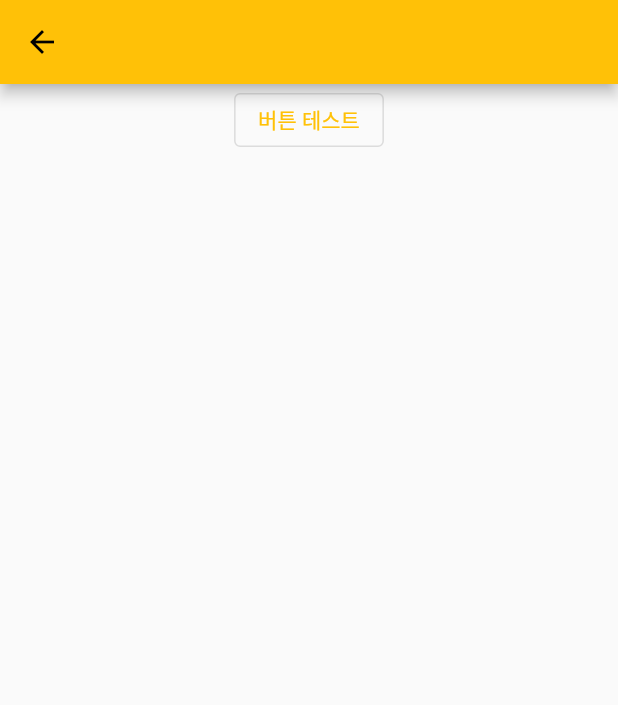
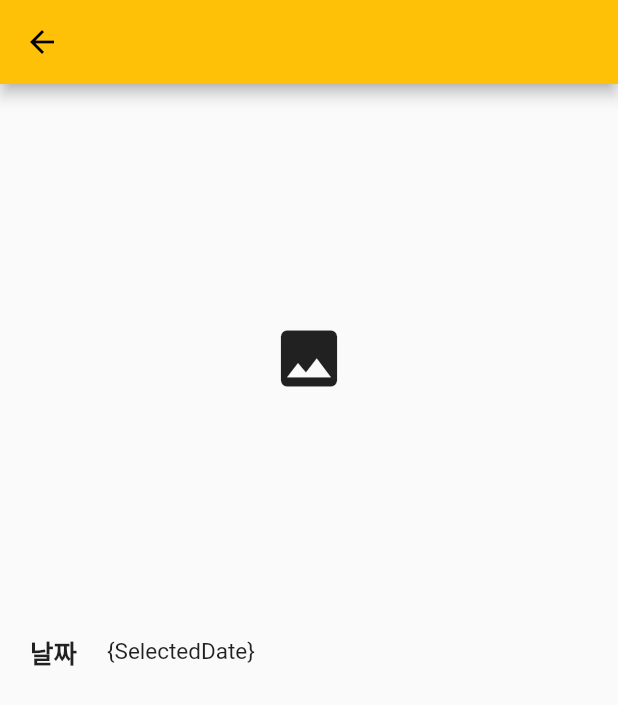
Before and after one commit to Jaesung-Jun/matjip-ilgi, a Flutter app: the InputRestaurantInformationPage screen opened directly, on a phone screen of 412 x 824 dp. Shown: the top 705 px of the screen. Run offline on Flutter 3.47's test engine with Material 2 defaults, Android fonts, the phone set to English and light mode, and no system bars; our stand-ins replace image_cropper, image_picker, syncfusion_flutter_calendar.

Commit message:
0522.1 DEMO
Image Picker 구현.
달력 날짜 클릭하면 페이지 이동 구현.

Version Up (0522.1 DEMO)

```diff
--- a/lib/constants.dart
+++ b/lib/constants.dart
@@ -1,9 +1,10 @@
+
+
 class Constants{
   static const String APP_NAME = "맛집일기";
-  static const String APP_VERSION = "0519.1 DEMO";
+  static const String APP_VERSION = "0522.1 DEMO";
   static const String APP_INFO = APP_NAME + " " + APP_VERSION;
 
   static const List<int> CAL_START_DATE = [2022, 01, 01];
   static const List<int> CAL_END_DATE = [2030, 12, 31];
-
 }
--- a/lib/input_restaurant_info.dart
+++ b/lib/input_restaurant_info.dart
@@ -1,7 +1,35 @@
 import 'package:flutter/material.dart';
+import 'package:image_cropper/image_cropper.dart';
+import 'package:image_picker/image_picker.dart';
+
+import 'widgets.dart';
 
 class InputRestaurantInformationPage extends StatelessWidget {
   const InputRestaurantInformationPage({Key? key}) : super(key: key);
+
+  // 이미지 불러오기
+  Future<void> loadImage() async {
+    final ImagePicker _picker = ImagePicker();
+
+    final XFile? image = await _picker.pickImage(source: ImageSource.gallery);
+    if (image != null) cropImage(image.path);
+  }
+
+// 이미지 자르기
+  Future<void> cropImage(String imagePath) async {
+    const MAX_WIDTH = 1920;
+    const MAX_HEIGHT = 1080;
+    const COMPRESS_QUALITY = 75;
+
+    CroppedFile? croppedImage = await ImageCropper().cropImage(
+        sourcePath: imagePath, // 이미지 경로
+        maxWidth: MAX_WIDTH, // 이미지 최대 너비
+        maxHeight: MAX_HEIGHT, // 이미지 최대 높이
+
+        compressQuality: COMPRESS_QUALITY // 이미지 압축 품질
+    );
+    //if(croppedImage != null) uploadImage(croppedImage.path!);
+  }
 
   @override
   Widget build(BuildContext context) {
@@ -14,16 +42,23 @@ class InputRestaurantInformationPage extends StatelessWidget {
           },
         ),
       ),
-      body: Center(
-        child : Column(
-          children: <Widget>[
-            OutlinedButton(
-              onPressed: () => {Navigator.pop(context)},
-              child: Text("버튼 테스트"),
+      body: Column(
+        mainAxisAlignment: MainAxisAlignment.start,
+        crossAxisAlignment: CrossAxisAlignment.start,
+        children: <Widget>[
+          Center(
+            child: Padding(
+                padding: EdgeInsets.fromLTRB(8, 150, 8, 150),
+                child: IconButton(
+                  icon: Icon(Icons.image),
+                  iconSize: 50,
+                  onPressed: loadImage,
+                )
             ),
-          ],
-        ),
-      )
+          ),
+          titleAndInput("날짜", restaurantTexts("{SelectedDate}", 20.0))
+        ],
+      ),
     );
   }
 }
--- a/lib/main.dart
+++ b/lib/main.dart
@@ -17,6 +17,7 @@
   // This widget is the root of your application.
   @override
   Widget build(BuildContext context) {
+
     return MaterialApp(
       title: Constants.APP_INFO,
       theme: ThemeData(
@@ -65,6 +66,11 @@
                   view: CalendarView.month,
                   firstDayOfWeek: 1,
                   onTap: isDiaryWrote,
+                  monthViewSettings: MonthViewSettings(
+                      showAgenda: true,
+                      appointmentDisplayCount: 3,
+                      agendaViewHeight: 100,
+                  ),
               ),
             ]
         ),
--- /dev/null
+++ b/lib/widgets.dart
@@ -0,0 +1,69 @@
+import 'package:flutter/material.dart';
+
+Widget textBoxBorder(String text, double padding_value) {
+  return Padding(
+      padding: EdgeInsets.only(left: padding_value),
+      child: Container(
+        //margin: const EdgeInsets.all(10.0),
+        padding: const EdgeInsets.all(8.0),
+        decoration: BoxDecoration(
+            border: Border.all()
+        ), //             <--- BoxDecoration here
+        child: Text(
+          text,
+          style: TextStyle(fontSize: 15.0),
+          textAlign: TextAlign.center,
+        ),
+      ),
+  );
+}
+
+Widget restaurantTexts(String text, double padding_value){
+  return Container(
+      child: Padding(
+          padding: EdgeInsets.only(left: padding_value),
+          child: Text(
+            text,
+            style: TextStyle(
+              fontSize: 15.0,
+            ),
+            textAlign: TextAlign.center,
+          )
+      )
+  );
+}
+
+Widget restaurantInputTexts(String text) {
+  return Container(
+    child: Padding(
+        padding: EdgeInsets.only(left: 20.0),
+        child: Text(
+          text,
+          style: TextStyle(
+            fontSize: 17.0,
+            fontWeight: FontWeight.w700,
+          ),
+          textAlign: TextAlign.left,
+        )
+    )
+  );
+}
+
+Widget restaurantStars(int stars, double padding_value){
+  return Container(
+    child: Padding(
+      padding: EdgeInsets.only(left: padding_value),
+      child:
+    )
+  )
+}
+
+Widget titleAndInput(String text, Widget widget){
+  List<Widget> widgets = [
+    restaurantInputTexts(text),
+    widget,
+  ];
+  return Row(
+      children: widgets
+  );
+}
--- a/pubspec.yaml
+++ b/pubspec.yaml
@@ -32,8 +32,12 @@ dependencies:
   # Calender Package
   #table_calendar: ^3.0.5
   syncfusion_flutter_calendar: ^19.4.50
+  image_picker: ^0.8.5+3
+  image_cropper: ^2.0.3
+  carousel_slider: ^4.1.1
+  flutter_rating_bar: ^4.0.1
 
-  # The following adds the Cupertino Icons font to your application.
+# The following adds the Cupertino Icons font to your application.
   # Use with the CupertinoIcons class for iOS style icons.
   cupertino_icons: ^1.0.2
 
```
Also changed, not shown: lib/google_login.dart (added), pubspec.lock.
